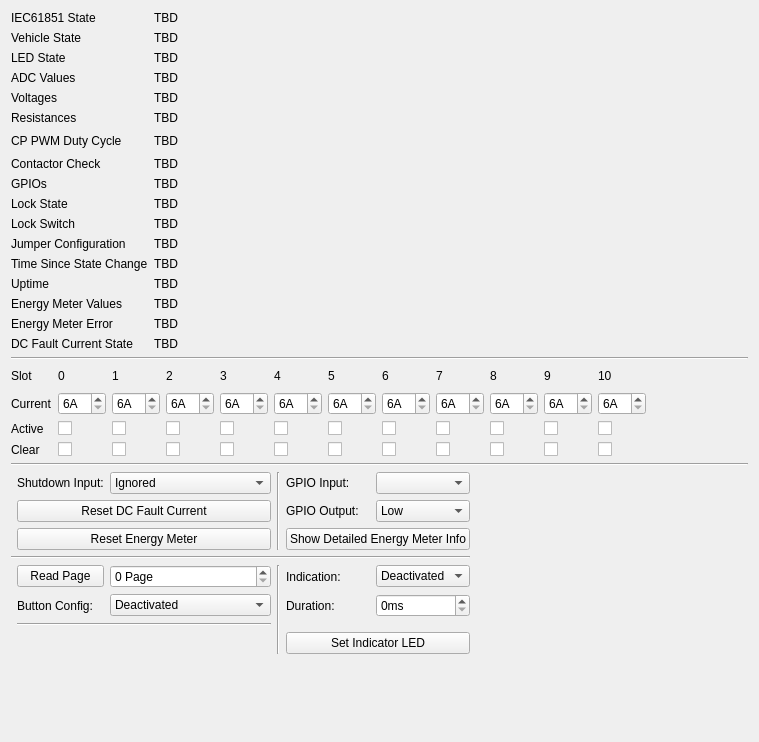
Before: the Qt Designer form src/brickv/plugin_system/plugins/evse_v2/ui/evse_v2.ui in Tinkerforge/brickv, drawn with Qt 5.
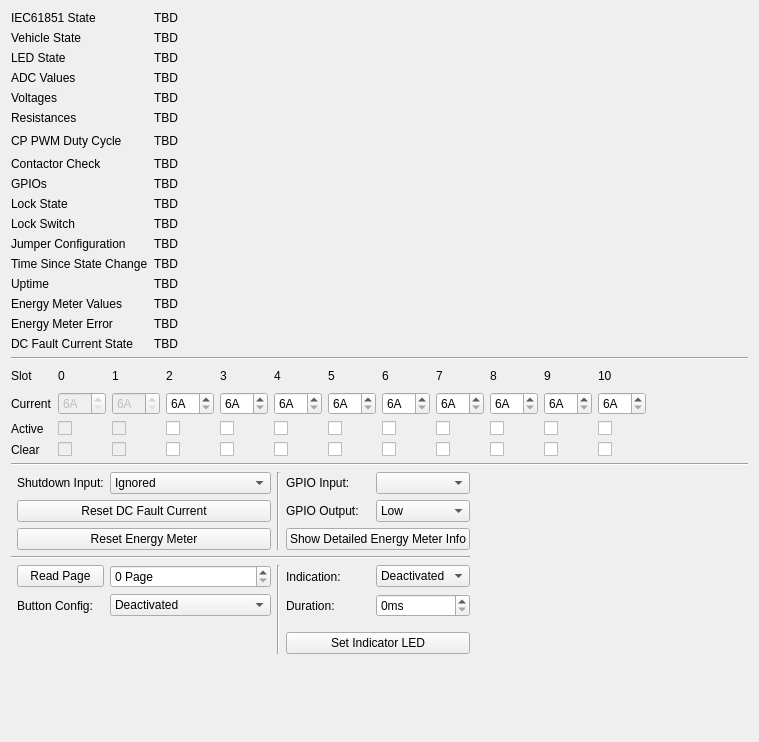
After: the same form once the commit is applied.

Commit message: Make first two slots read-only

```diff
--- a/src/brickv/plugin_system/plugins/evse_v2/ui/evse_v2.ui
+++ b/src/brickv/plugin_system/plugins/evse_v2/ui/evse_v2.ui
@@ -328,6 +328,9 @@
      </item>
      <item row="1" column="1">
       <widget class="QSpinBox" name="spin_slot_current_0">
+       <property name="enabled">
+        <bool>false</bool>
+       </property>
        <property name="suffix">
         <string>A</string>
        </property>
@@ -348,6 +351,9 @@
      </item>
      <item row="2" column="1">
       <widget class="QCheckBox" name="check_slot_active_0">
+       <property name="enabled">
+        <bool>false</bool>
+       </property>
        <property name="text">
         <string/>
        </property>
@@ -355,6 +361,9 @@
      </item>
      <item row="2" column="2">
       <widget class="QCheckBox" name="check_slot_active_1">
+       <property name="enabled">
+        <bool>false</bool>
+       </property>
        <property name="text">
         <string/>
        </property>
@@ -362,6 +371,9 @@
      </item>
      <item row="3" column="1">
       <widget class="QCheckBox" name="check_slot_clear_0">
+       <property name="enabled">
+        <bool>false</bool>
+       </property>
        <property name="text">
         <string/>
        </property>
@@ -439,6 +451,9 @@
      </item>
      <item row="3" column="2">
       <widget class="QCheckBox" name="check_slot_clear_1">
+       <property name="enabled">
+        <bool>false</bool>
+       </property>
        <property name="text">
         <string/>
        </property>
@@ -565,6 +580,9 @@
      </item>
      <item row="1" column="2">
       <widget class="QSpinBox" name="spin_slot_current_1">
+       <property name="enabled">
+        <bool>false</bool>
+       </property>
        <property name="suffix">
         <string>A</string>
        </property>
@@ -925,13 +943,6 @@
        </property>
       </widget>
      </item>
-     <item row="6" column="1" colspan="2">
-      <widget class="Line" name="line_7">
-       <property name="orientation">
-        <enum>Qt::Horizontal</enum>
-       </property>
-      </widget>
-     </item>
      <item row="0" column="1">
       <widget class="QLabel" name="label_28">
        <property name="text">
```
